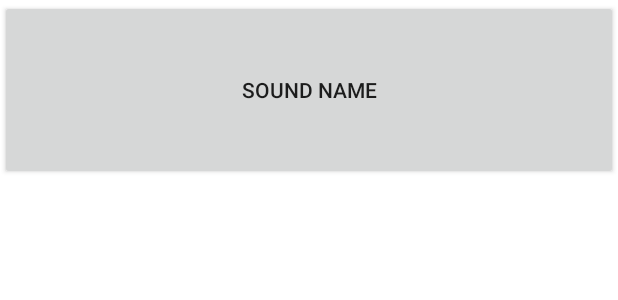
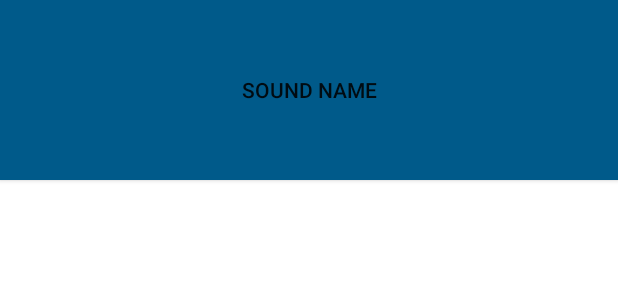
Before and after one commit to kirillmokretsov/BeatBox, an Android app: the layout list_item_sound.xml on its own in the app's theme, with its tools: preview values and no code run, on a phone screen of 412 x 824 dp. Shown: the top 300 px of the screen. Run offline under Robolectric (Android 15) with nearby library versions, the phone set to English and light mode, and no system bars.

Commit message:
Add style to button

```diff
--- a/app/src/main/res/layout/list_item_sound.xml
+++ b/app/src/main/res/layout/list_item_sound.xml
@@ -11,6 +11,7 @@
     </data>
 
     <androidx.appcompat.widget.AppCompatButton
+        style="@style/BeatBoxButton"
         android:layout_width="match_parent"
         android:layout_height="120dp"
         android:onClick="@{() -> viewModel.onButtonClicked()}"
```
